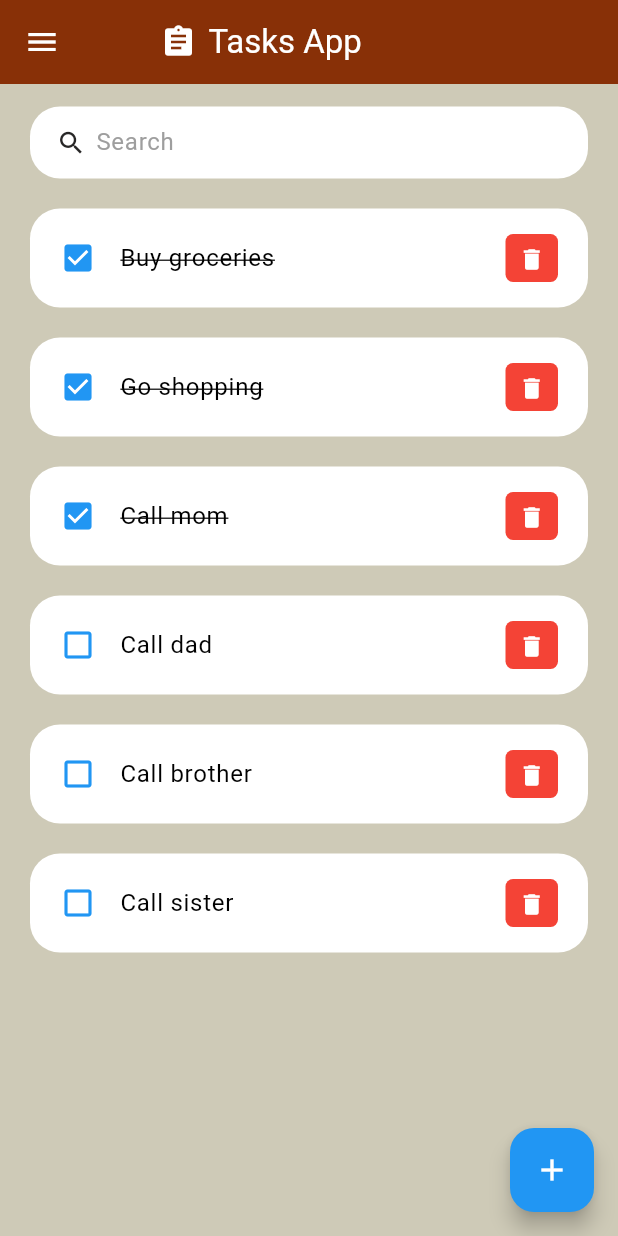
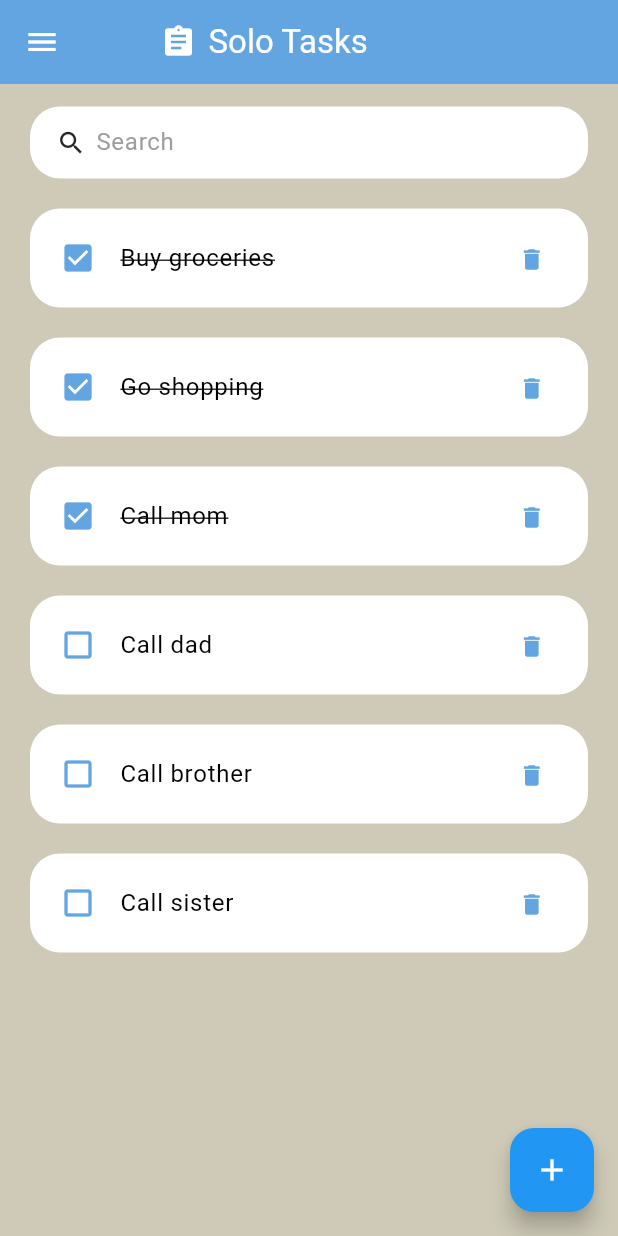
Before and after one commit to Slozzyondul/FLUTTER-HACKATHON-REPO, a Flutter app: the screen it shows after launch, on a phone screen of 412 x 824 dp. Run offline on Flutter 3.47's test engine with Material 3 defaults, Android fonts, the phone set to English and light mode, and no system bars.

Commit message:
commit60

```diff
--- a/lib/main.dart
+++ b/lib/main.dart
@@ -11,13 +11,15 @@ class MyApp extends StatelessWidget {
   @override
   Widget build(BuildContext context) {
     return MaterialApp(
-      debugShowCheckedModeBanner: false,  // Hide debug banner
-      title: 'Flutter Demo',  // Set app title
-      theme: ThemeData(  // Configure app theme
-        colorScheme: ColorScheme.fromSwatch().copyWith(primary: const Color(0xFF883007)),  // Set primary color
-        useMaterial3: true,  // Enable Material 3 design elements
+      debugShowCheckedModeBanner: false, // Hide debug banner
+      title: 'solo to do list', // Set app title
+      theme: ThemeData(
+        // Configure app theme
+        colorScheme: ColorScheme.fromSwatch().copyWith(
+            primary: Color.fromARGB(255, 98, 165, 224)), // Set primary color
+        useMaterial3: true, // Enable Material 3 design elements
       ),
-      home: TasksScreen(),  // Set home screen to TasksScreen
+      home: TasksScreen(), // Set home screen to TasksScreen
     );
   }
 }
--- a/lib/screens/tasks_screen.dart
+++ b/lib/screens/tasks_screen.dart
@@ -19,7 +19,8 @@ class TasksScreen extends StatefulWidget {
 class _TasksScreenState extends State<TasksScreen> {
   List<ToDo> todosList = ToDo.todoList(); // List of all tasks
   List<ToDo> _foundToDo = []; // List of tasks to display based on category
-  TaskCategory _selectedCategory = TaskCategory.all; // Default selected category
+  TaskCategory _selectedCategory =
+      TaskCategory.all; // Default selected category
 
   @override
   void initState() {
@@ -35,10 +36,14 @@ class _TasksScreenState extends State<TasksScreen> {
           _foundToDo = todosList; // Display all tasks
           break;
         case TaskCategory.completed:
-          _foundToDo = todosList.where((todo) => todo.isDone).toList(); // Display completed tasks
+          _foundToDo = todosList
+              .where((todo) => todo.isDone)
+              .toList(); // Display completed tasks
           break;
         case TaskCategory.pending:
-          _foundToDo = todosList.where((todo) => !todo.isDone).toList(); // Display pending tasks
+          _foundToDo = todosList
+              .where((todo) => !todo.isDone)
+              .toList(); // Display pending tasks
           break;
       }
     });
@@ -68,20 +73,20 @@ class _TasksScreenState extends State<TasksScreen> {
       context: context,
       builder: (BuildContext dialogContext) {
         return AlertDialog(
-          title: Text('Add New Task'),
+          title: Text('New Task'),
           content: TextField(
             autofocus: true,
             onChanged: (value) {
               newTaskText = value; // Update newTaskText as the user types
             },
-            decoration: InputDecoration(hintText: 'Enter task...'),
+            decoration: InputDecoration(hintText: 'please fill here...'),
           ),
           actions: [
             TextButton(
               onPressed: () {
                 Navigator.pop(dialogContext); // Close the dialog
               },
-              child: Text('Cancel'),
+              child: Text('Forfeit'),
             ),
             TextButton(
               onPressed: () {
@@ -141,12 +146,12 @@ class _TasksScreenState extends State<TasksScreen> {
             ),
             SizedBox(width: 8),
             Text(
-              'Tasks App',
+              'Solo Tasks',
               style: TextStyle(color: Colors.white),
             ),
           ],
         ),
-        backgroundColor: const Color(0xFF883007),
+        backgroundColor: Color.fromARGB(255, 98, 165, 224),
         iconTheme: IconThemeData(color: Colors.white),
       ),
       drawer: Drawer(
@@ -155,10 +160,10 @@ class _TasksScreenState extends State<TasksScreen> {
           children: [
             UserAccountsDrawerHeader(
               currentAccountPicture: CircleAvatar(
-                backgroundImage: AssetImage("assets/profile.jpeg"),
+                backgroundImage: AssetImage("assets/plp.jpeg"),
               ),
-              accountName: Text("Student"),
-              accountEmail: Text("student@gmail.com"),
+              accountName: Text("omusinde solomon ondula"),
+              accountEmail: Text("solomonondula@gmail.com"),
             ),
             // Drawer menu items for different task categories
             ListTile(
@@ -169,7 +174,8 @@ class _TasksScreenState extends State<TasksScreen> {
             ListTile(
               title: Text("Completed Tasks"),
               leading: Icon(Icons.check_box),
-              onTap: () => _setSelectedCategory(TaskCategory.completed, context),
+              onTap: () =>
+                  _setSelectedCategory(TaskCategory.completed, context),
             ),
             ListTile(
               title: Text("Pending Tasks"),
--- a/lib/widgets/todo_items.dart
+++ b/lib/widgets/todo_items.dart
@@ -4,7 +4,8 @@ import 'package:todolist/model/todo.dart';
 // Widget representing a single ToDo item in the list
 class ToDoItem extends StatelessWidget {
   final ToDo todo; // The ToDo object associated with this item
-  final Function(ToDo) onToDoChanged; // Callback function for task completion status change
+  final Function(ToDo)
+      onToDoChanged; // Callback function for task completion status change
   final Function(String) onDeleteItem; // Callback function for task deletion
 
   // Constructor for ToDoItem, taking required parameters
@@ -18,28 +19,37 @@ class ToDoItem extends StatelessWidget {
   @override
   Widget build(BuildContext context) {
     return Container(
-      margin: EdgeInsets.only(bottom: 20),  // Set margin for the ListTile container
+      margin:
+          EdgeInsets.only(bottom: 20), // Set margin for the ListTile container
       child: ListTile(
         onTap: () {
-          onToDoChanged(todo);  // Invoke callback function when the item is tapped
+          onToDoChanged(
+              todo); // Invoke callback function when the item is tapped
         },
         shape: RoundedRectangleBorder(
           borderRadius: BorderRadius.all(
-            Radius.circular(20),  // Set rounded corners for the ListTile
+            Radius.circular(20), // Set rounded corners for the ListTile
           ),
         ),
-        contentPadding: EdgeInsets.symmetric(horizontal: 20, vertical: 5),  // Set content padding
-        tileColor: Colors.white,  // Set background color of the ListTile
+        contentPadding: EdgeInsets.symmetric(
+            horizontal: 20, vertical: 5), // Set content padding
+        tileColor: Colors.white, // Set background color of the ListTile
         leading: Icon(
-          todo.isDone ? Icons.check_box : Icons.check_box_outline_blank,  // Display check box icon based on completion status
-          color: Colors.blue,  // Set icon color to blue
+          todo.isDone
+              ? Icons.check_box
+              : Icons
+                  .check_box_outline_blank, // Display check box icon based on completion status
+          color:
+              const Color.fromARGB(255, 98, 165, 224), // Set icon color to blue
         ),
         title: Text(
-          todo.todoText,  // Display the task text
+          todo.todoText, // Display the task text
           style: TextStyle(
             fontSize: 16,
             color: Colors.black,
-            decoration: todo.isDone ? TextDecoration.lineThrough : null,  // Apply strikethrough decoration if task is completed
+            decoration: todo.isDone
+                ? TextDecoration.lineThrough
+                : null, // Apply strikethrough decoration if task is completed
           ),
         ),
         trailing: Container(
@@ -48,17 +58,21 @@ class ToDoItem extends StatelessWidget {
           height: 35,
           width: 35,
           decoration: BoxDecoration(
-            color: Colors.red,  // Set background color of the delete button container to red
-            borderRadius: BorderRadius.circular(5),  // Set rounded corners for the delete button container
+            color: Color.fromARGB(255, 255, 255,
+                255), // Set background color of the delete button container to sky blue
+            borderRadius: BorderRadius.circular(
+                15), // Set rounded corners for the delete button container
           ),
           child: IconButton(
             onPressed: () {
-              onDeleteItem(todo.id);  // Invoke callback function when delete button is pressed, passing task ID
+              onDeleteItem(todo
+                  .id); // Invoke callback function when delete button is pressed, passing task ID
             },
             icon: Icon(
               Icons.delete,
               size: 18,
-              color: Colors.white,  // Set icon color to white
+              color: const Color.fromARGB(
+                  255, 98, 165, 224), // Set icon color to white
             ),
           ),
         ),
```
Also changed, not shown: flutter_01.png (added).
